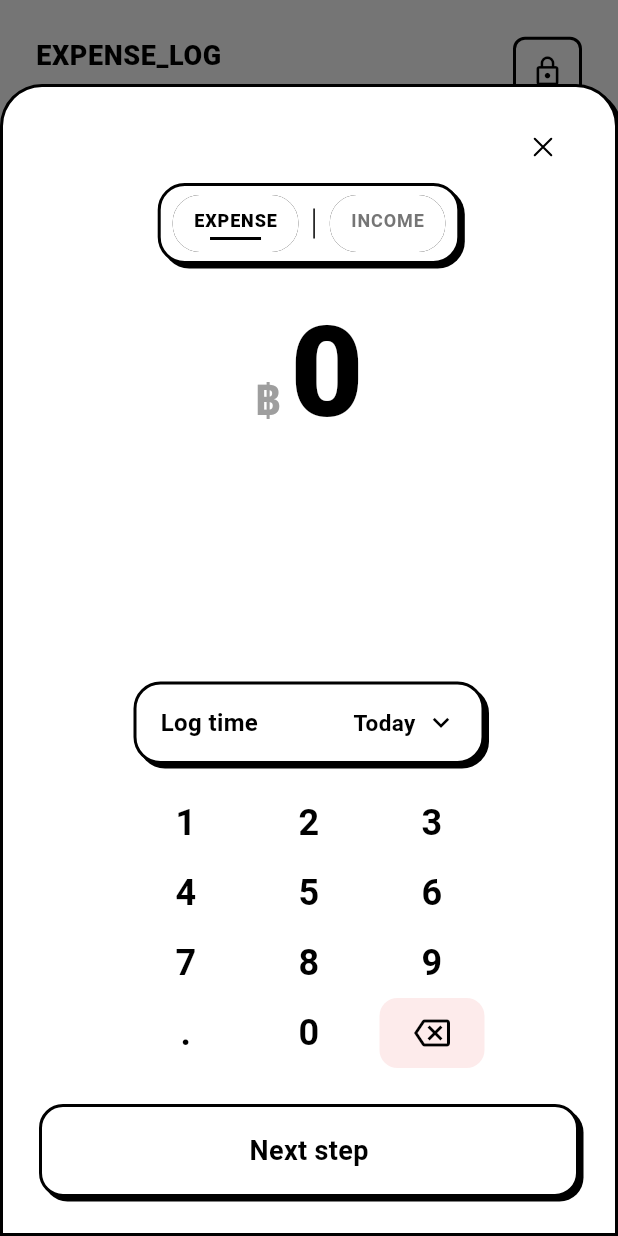
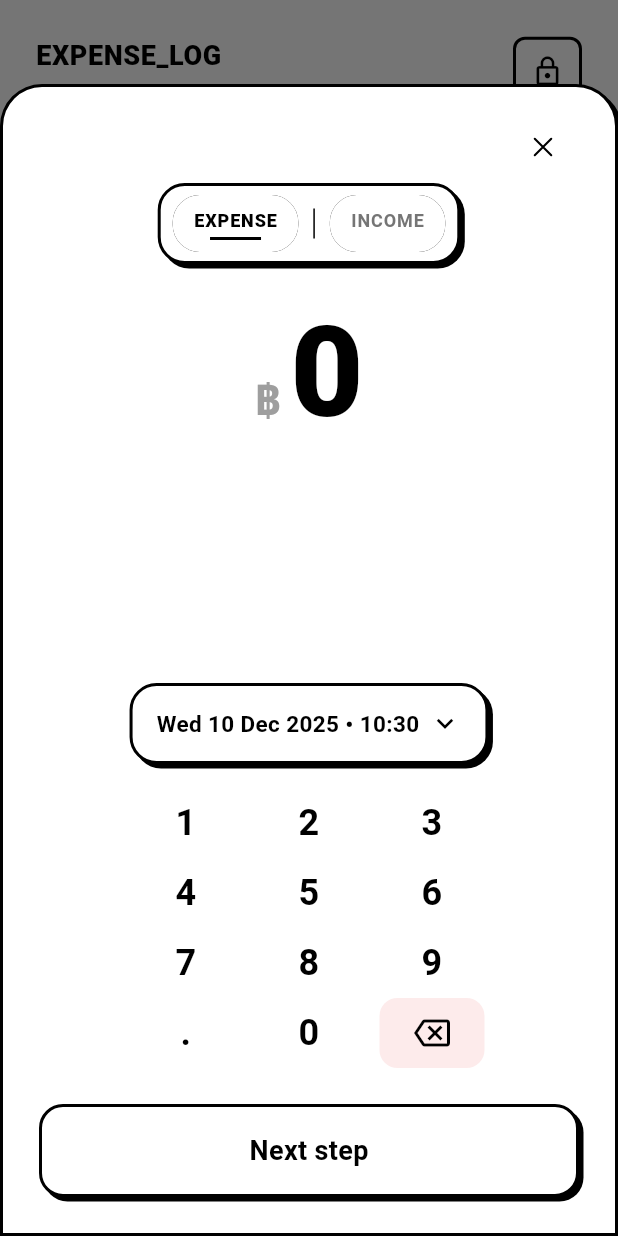
Before and after one commit to beerbeatbox/zen-money-tracking, a Flutter app: the screen it shows after launch, after a tap on the "add" icon, on a phone screen of 412 x 824 dp. Run offline on Flutter 3.47's test engine with Material 3 defaults, Android fonts, the phone set to English and light mode, and no system bars; drawn by our look-alikes of auto_size_text; our stand-ins replace csv, dio, flutter_riverpod, go_router, heroicons, pretty_dio_logger and 1 more; generated files the repository leaves out were written again.

Commit message:
feat: Add intl package for date formatting and clean up formatters
- Added the intl package as a dependency for enhanced date formatting capabilities.
- Removed unused month label constants and refactored date formatting logic in formatters.dart to utilize new formatting functions.
- Updated the NumberKeyboardBottomSheet to use the new date formatting methods for improved log time display.

```diff
--- /dev/null
+++ b/lib/core/utils/date_time_formatter.dart
@@ -0,0 +1,72 @@
+import 'package:intl/intl.dart';
+
+const _monthLabels = [
+  'JAN',
+  'FEB',
+  'MAR',
+  'APR',
+  'MAY',
+  'JUN',
+  'JUL',
+  'AUG',
+  'SEP',
+  'OCT',
+  'NOV',
+  'DEC',
+];
+
+enum SystemDateFormat {
+  weekdayDayMonthYear('EEE d MMM yyyy');
+
+  const SystemDateFormat(this.pattern);
+  final String pattern;
+}
+
+enum SystemTimeFormat {
+  hm24('HH:mm');
+
+  const SystemTimeFormat(this.pattern);
+  final String pattern;
+}
+
+String formatDateLabel(DateTime date) {
+  final month = _monthLabels[date.month - 1];
+  final day = date.day.toString().padLeft(2, '0');
+  final year = date.year.toString();
+  return '$month $day, $year';
+}
+
+String formatWithPattern(DateTime date, SystemDateFormat format) {
+  return DateFormat(format.pattern).format(date);
+}
+
+String formatTimeWithPattern(DateTime date, SystemTimeFormat format) {
+  return DateFormat(format.pattern).format(date);
+}
+
+String formatDateWithWeekday(DateTime date) {
+  const monthsShort = [
+    'Jan',
+    'Feb',
+    'Mar',
+    'Apr',
+    'May',
+    'Jun',
+    'Jul',
+    'Aug',
+    'Sep',
+    'Oct',
+    'Nov',
+    'Dec',
+  ];
+  const weekdays = ['Mon', 'Tue', 'Wed', 'Thu', 'Fri', 'Sat', 'Sun'];
+  final weekday = weekdays[date.weekday - 1];
+  final month = monthsShort[date.month - 1];
+  return '$weekday ${date.day} $month ${date.year}';
+}
+
+String formatTimeHm(DateTime date) {
+  final hours = date.hour.toString().padLeft(2, '0');
+  final minutes = date.minute.toString().padLeft(2, '0');
+  return '$hours:$minutes';
+}
--- a/lib/core/utils/formatters.dart
+++ b/lib/core/utils/formatters.dart
@@ -1,18 +1,3 @@
-const _monthLabels = [
-  'JAN',
-  'FEB',
-  'MAR',
-  'APR',
-  'MAY',
-  'JUN',
-  'JUL',
-  'AUG',
-  'SEP',
-  'OCT',
-  'NOV',
-  'DEC',
-];
-
 String formatAmountWithComma(num amount, {int decimalDigits = 0}) {
   final fixed = amount.abs().toStringAsFixed(decimalDigits);
   final parts = fixed.split('.');
@@ -22,13 +7,6 @@ String formatAmountWithComma(num amount, {int decimalDigits = 0}) {
   final result = '$integerWithComma$fraction';
 
   return amount < 0 ? '-$result' : result;
-}
-
-String formatDateLabel(DateTime date) {
-  final month = _monthLabels[date.month - 1];
-  final day = date.day.toString().padLeft(2, '0');
-  final year = date.year.toString();
-  return '$month $day, $year';
 }
 
 String formatCurrencySigned(double amount) {
--- a/lib/features/home/presentation/widgets/number_keyboard_bottom_sheet.dart
+++ b/lib/features/home/presentation/widgets/number_keyboard_bottom_sheet.dart
@@ -1,6 +1,7 @@
 import 'dart:async';
 
 import 'package:anti/core/extensions/widget_extension.dart';
+import 'package:anti/core/utils/date_time_formatter.dart';
 import 'package:anti/core/utils/formatters.dart';
 import 'package:anti/features/home/presentation/widgets/log_time_picker_dialog.dart';
 import 'package:anti/features/home/presentation/widgets/outlined_surface.dart';
@@ -59,20 +60,15 @@ class _NumberKeyboardBottomSheetState extends State<NumberKeyboardBottomSheet> {
 
   String get _displayValue => _value.isEmpty ? '0' : _value;
   String get _logTimeLabel {
-    final now = DateTime.now();
-    final timeText = _formatTime(_logDateTime);
-    if (_isSameDay(_logDateTime, now)) return 'Today • $timeText';
-    return '${formatDateLabel(_logDateTime)} • $timeText';
-  }
-
-  String _formatTime(DateTime value) {
-    final hours = value.hour.toString().padLeft(2, '0');
-    final minutes = value.minute.toString().padLeft(2, '0');
-    return '$hours:$minutes';
-  }
-
-  bool _isSameDay(DateTime a, DateTime b) {
-    return a.year == b.year && a.month == b.month && a.day == b.day;
+    final dateLabel = formatWithPattern(
+      _logDateTime,
+      SystemDateFormat.weekdayDayMonthYear,
+    );
+    final timeLabel = formatTimeWithPattern(
+      _logDateTime,
+      SystemTimeFormat.hm24,
+    );
+    return '$dateLabel • $timeLabel';
   }
 
   @override
@@ -209,12 +205,9 @@ class _NumberKeyboardBottomSheetState extends State<NumberKeyboardBottomSheet> {
                 ),
                 const Spacer(),
                 Center(
-                  child: FractionallySizedBox(
-                    widthFactor: 0.65,
                   child: _LogTimeSection(
                     label: _logTimeLabel,
                     onTap: _onLogTimeTap,
-                    ),
                   ),
                 ),
                 const SizedBox(height: 16),
@@ -449,38 +442,31 @@ class _LogTimeSection extends StatelessWidget {
 
   @override
   Widget build(BuildContext context) {
-    return OutlinedSurface(
+    return IntrinsicWidth(
+      child: OutlinedSurface(
         padding: const EdgeInsets.symmetric(horizontal: 16, vertical: 14),
         borderRadius: const BorderRadius.all(Radius.circular(18)),
         child: Row(
-        mainAxisAlignment: MainAxisAlignment.spaceBetween,
+          mainAxisSize: MainAxisSize.min,
           children: [
-          const Text(
-            'Log time',
-            style: TextStyle(
-              fontSize: 16,
-              fontWeight: FontWeight.w700,
-              color: Colors.black,
-            ),
-          ),
-          Row(
-            mainAxisSize: MainAxisSize.min,
-            children: const [
             Text(
-                'Today',
-                style: TextStyle(
+              label,
+              style: const TextStyle(
                 fontSize: 15,
                 fontWeight: FontWeight.w700,
                 color: Colors.black,
               ),
             ),
-              SizedBox(width: 6),
-              Icon(Icons.keyboard_arrow_down, size: 22, color: Colors.black),
-            ],
+            const SizedBox(width: 6),
+            const Icon(
+              Icons.keyboard_arrow_down,
+              size: 22,
+              color: Colors.black,
             ),
           ],
         ),
-    ).onTap(onTap: onTap, behavior: HitTestBehavior.opaque);
+      ).onTap(onTap: onTap, behavior: HitTestBehavior.opaque),
+    );
   }
 }
 
--- a/pubspec.yaml
+++ b/pubspec.yaml
@@ -43,6 +43,7 @@ dependencies:
   csv: ^6.0.0
   path_provider: ^2.1.4
   auto_size_text: 3.0.0
+  intl: 0.20.2
 
 dev_dependencies:
   flutter_test:
```
Also changed, not shown: pubspec.lock. Lines whose indentation alone changed are shown as unchanged.
